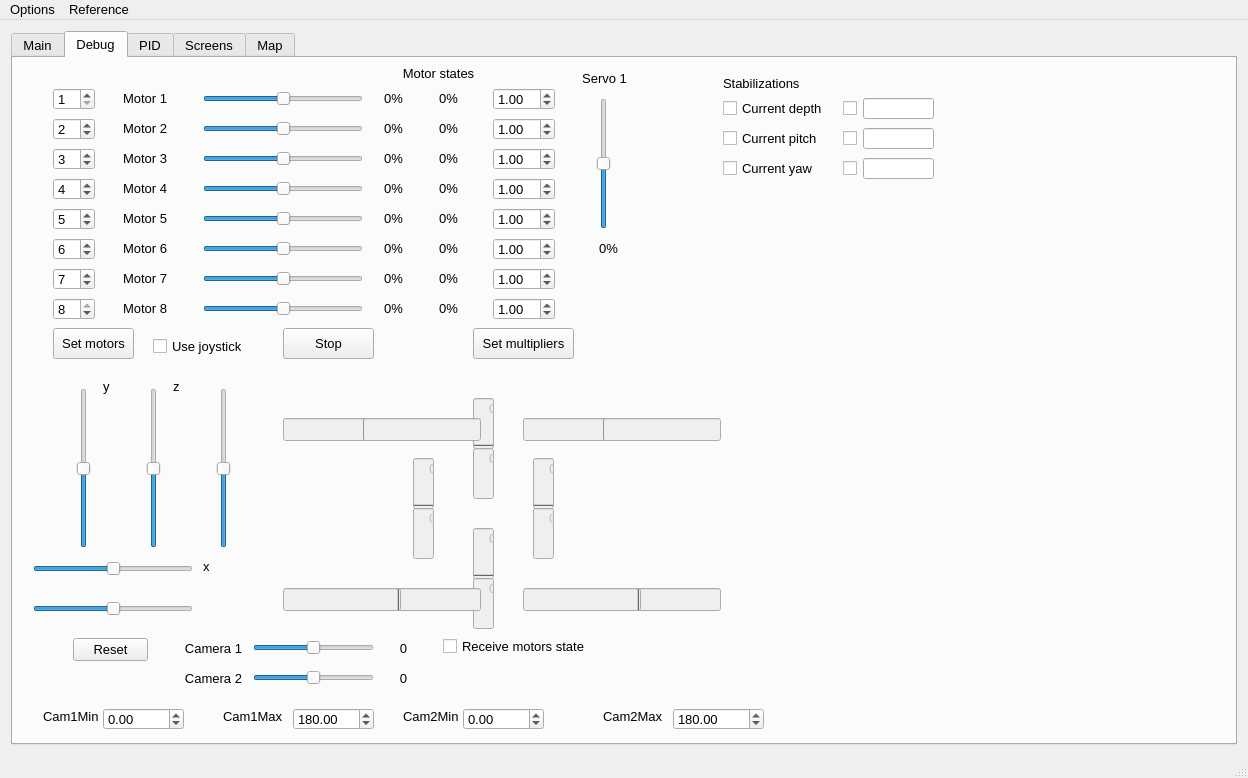
This is mainwindow.ui in robocenter-rov/remote-control as Qt 5 draws it before an edit. The edited form follows.
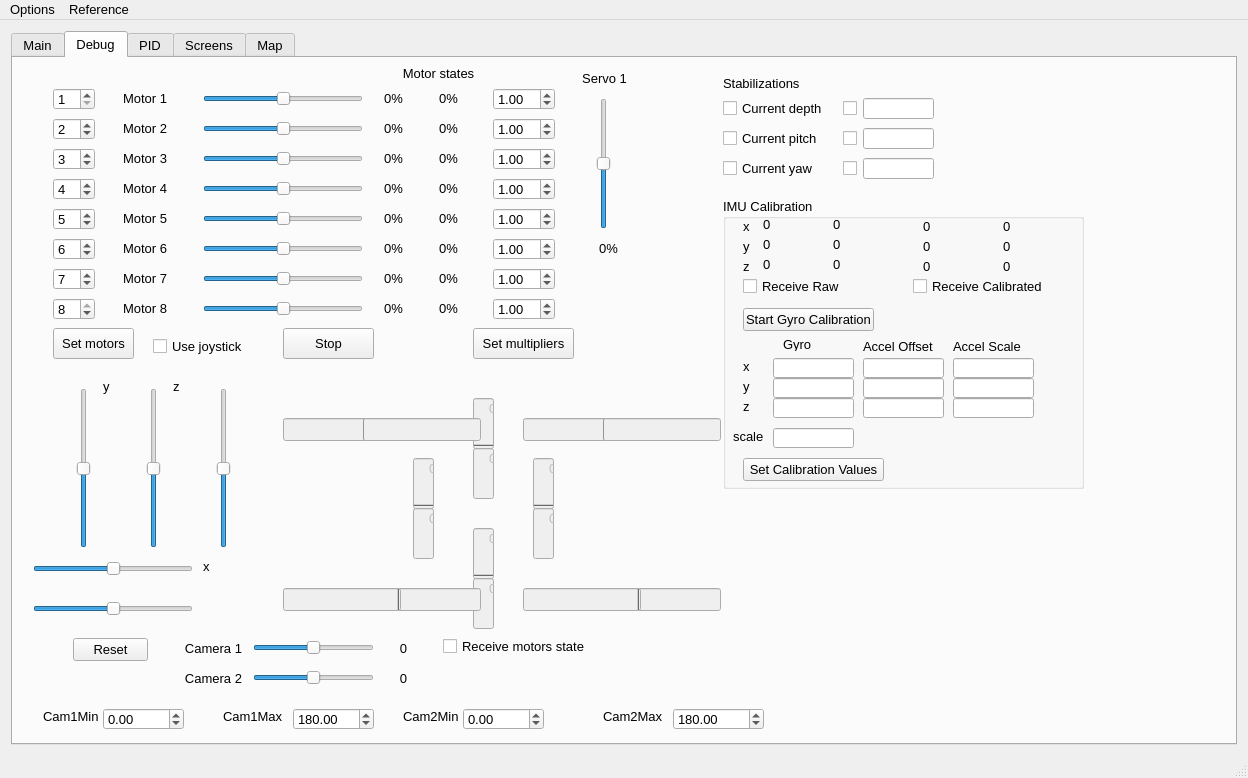
This is the edited form. The open tabs and pages were chosen to show the change. Custom widgets are drawn as their Qt base class.

Commit message: Add IMU Calibration

What changed in the file:
```diff
--- a/mainwindow.ui
+++ b/mainwindow.ui
@@ -2613,6 +2613,460 @@
          <string>z</string>
         </property>
        </widget>
+       <widget class="QGroupBox" name="groupbox_1">
+        <property name="geometry">
+         <rect>
+          <x>710</x>
+          <y>140</y>
+          <width>361</width>
+          <height>291</height>
+         </rect>
+        </property>
+        <property name="title">
+         <string>IMU Calibration</string>
+        </property>
+        <widget class="QLabel" name="label_13">
+         <property name="geometry">
+          <rect>
+           <x>20</x>
+           <y>20</y>
+           <width>16</width>
+           <height>16</height>
+          </rect>
+         </property>
+         <property name="text">
+          <string>x</string>
+         </property>
+        </widget>
+        <widget class="QLabel" name="label_14">
+         <property name="geometry">
+          <rect>
+           <x>20</x>
+           <y>40</y>
+           <width>16</width>
+           <height>16</height>
+          </rect>
+         </property>
+         <property name="text">
+          <string>y</string>
+         </property>
+        </widget>
+        <widget class="QLabel" name="label_15">
+         <property name="geometry">
+          <rect>
+           <x>20</x>
+           <y>60</y>
+           <width>16</width>
+           <height>16</height>
+          </rect>
+         </property>
+         <property name="text">
+          <string>z</string>
+         </property>
+        </widget>
+        <widget class="QLabel" name="xGyroRawValue_Label">
+         <property name="geometry">
+          <rect>
+           <x>40</x>
+           <y>20</y>
+           <width>47</width>
+           <height>13</height>
+          </rect>
+         </property>
+         <property name="text">
+          <string>0</string>
+         </property>
+        </widget>
+        <widget class="QLabel" name="yGyroRawValue_Label">
+         <property name="geometry">
+          <rect>
+           <x>40</x>
+           <y>40</y>
+           <width>47</width>
+           <height>13</height>
+          </rect>
+         </property>
+         <property name="text">
+          <string>0</string>
+         </property>
+        </widget>
+        <widget class="QLabel" name="zGyroRawValue_Label">
+         <property name="geometry">
+          <rect>
+           <x>40</x>
+           <y>60</y>
+           <width>47</width>
+           <height>13</height>
+          </rect>
+         </property>
+         <property name="text">
+          <string>0</string>
+         </property>
+        </widget>
+        <widget class="QCheckBox" name="ReceiveRawIMUValues_CheckBox">
+         <property name="geometry">
+          <rect>
+           <x>20</x>
+           <y>80</y>
+           <width>141</width>
+           <height>17</height>
+          </rect>
+         </property>
+         <property name="text">
+          <string>Receive Raw</string>
+         </property>
+        </widget>
+        <widget class="QPushButton" name="CalibrateGyro_PushButton">
+         <property name="geometry">
+          <rect>
+           <x>20</x>
+           <y>110</y>
+           <width>131</width>
+           <height>23</height>
+          </rect>
+         </property>
+         <property name="text">
+          <string>Start Gyro Calibration</string>
+         </property>
+         <property name="checkable">
+          <bool>true</bool>
+         </property>
+        </widget>
+        <widget class="QLabel" name="yAccRawValue_Label">
+         <property name="geometry">
+          <rect>
+           <x>110</x>
+           <y>40</y>
+           <width>47</width>
+           <height>13</height>
+          </rect>
+         </property>
+         <property name="text">
+          <string>0</string>
+         </property>
+        </widget>
+        <widget class="QLabel" name="zAccRawValue_Label">
+         <property name="geometry">
+          <rect>
+           <x>110</x>
+           <y>60</y>
+           <width>47</width>
+           <height>13</height>
+          </rect>
+         </property>
+         <property name="text">
+          <string>0</string>
+         </property>
+        </widget>
+        <widget class="QLabel" name="xAccRawValue_Label">
+         <property name="geometry">
+          <rect>
+           <x>110</x>
+           <y>20</y>
+           <width>47</width>
+           <height>13</height>
+          </rect>
+         </property>
+         <property name="text">
+          <string>0</string>
+         </property>
+        </widget>
+        <widget class="QLineEdit" name="xGyroOffset_LineEdit">
+         <property name="geometry">
+          <rect>
+           <x>50</x>
+           <y>160</y>
+           <width>81</width>
+           <height>20</height>
+          </rect>
+         </property>
+        </widget>
+        <widget class="QLineEdit" name="yGyroOffset_LineEdit">
+         <property name="geometry">
+          <rect>
+           <x>50</x>
+           <y>180</y>
+           <width>81</width>
+           <height>20</height>
+          </rect>
+         </property>
+        </widget>
+        <widget class="QLineEdit" name="zGyroOffset_LineEdit">
+         <property name="geometry">
+          <rect>
+           <x>50</x>
+           <y>200</y>
+           <width>81</width>
+           <height>20</height>
+          </rect>
+         </property>
+        </widget>
+        <widget class="QLineEdit" name="yAccelOffset_LineEdit">
+         <property name="geometry">
+          <rect>
+           <x>140</x>
+           <y>180</y>
+           <width>81</width>
+           <height>20</height>
+          </rect>
+         </property>
+        </widget>
+        <widget class="QLineEdit" name="xAccelOffset_LineEdit">
+         <property name="geometry">
+          <rect>
+           <x>140</x>
+           <y>160</y>
+           <width>81</width>
+           <height>20</height>
+          </rect>
+         </property>
+        </widget>
+        <widget class="QLineEdit" name="zAccelOffset_LineEdit">
+         <property name="geometry">
+          <rect>
+           <x>140</x>
+           <y>200</y>
+           <width>81</width>
+           <height>20</height>
+          </rect>
+         </property>
+        </widget>
+        <widget class="QCheckBox" name="ReceiveCalibratedIMUValues_CheckBox">
+         <property name="geometry">
+          <rect>
+           <x>190</x>
+           <y>80</y>
+           <width>141</width>
+           <height>17</height>
+          </rect>
+         </property>
+         <property name="text">
+          <string>Receive Calibrated</string>
+         </property>
+        </widget>
+        <widget class="QLabel" name="zAccCalibratedValue_Label">
+         <property name="geometry">
+          <rect>
+           <x>280</x>
+           <y>60</y>
+           <width>61</width>
+           <height>16</height>
+          </rect>
+         </property>
+         <property name="text">
+          <string>0</string>
+         </property>
+        </widget>
+        <widget class="QLabel" name="yGyroCalibratedValue_Label">
+         <property name="geometry">
+          <rect>
+           <x>200</x>
+           <y>40</y>
+           <width>61</width>
+           <height>16</height>
+          </rect>
+         </property>
+         <property name="text">
+          <string>0</string>
+         </property>
+        </widget>
+        <widget class="QLabel" name="yAccCalibratedValue_Label">
+         <property name="geometry">
+          <rect>
+           <x>280</x>
+           <y>40</y>
+           <width>61</width>
+           <height>16</height>
+          </rect>
+         </property>
+         <property name="text">
+          <string>0</string>
+         </property>
+        </widget>
+        <widget class="QLabel" name="zGyroCalibratedValue_Label">
+         <property name="geometry">
+          <rect>
+           <x>200</x>
+           <y>60</y>
+           <width>61</width>
+           <height>16</height>
+          </rect>
+         </property>
+         <property name="text">
+          <string>0</string>
+         </property>
+        </widget>
+        <widget class="QLabel" name="xAccCalibratedValue_Label">
+         <property name="geometry">
+          <rect>
+           <x>280</x>
+           <y>20</y>
+           <width>61</width>
+           <height>16</height>
+          </rect>
+         </property>
+         <property name="text">
+          <string>0</string>
+         </property>
+        </widget>
+        <widget class="QLabel" name="xGyroCalibratedValue_Label">
+         <property name="geometry">
+          <rect>
+           <x>200</x>
+           <y>20</y>
+           <width>61</width>
+           <height>16</height>
+          </rect>
+         </property>
+         <property name="text">
+          <string>0</string>
+         </property>
+        </widget>
+        <widget class="QLabel" name="label_16">
+         <property name="geometry">
+          <rect>
+           <x>20</x>
+           <y>180</y>
+           <width>16</width>
+           <height>16</height>
+          </rect>
+         </property>
+         <property name="text">
+          <string>y</string>
+         </property>
+        </widget>
+        <widget class="QLabel" name="label_17">
+         <property name="geometry">
+          <rect>
+           <x>20</x>
+           <y>200</y>
+           <width>16</width>
+           <height>16</height>
+          </rect>
+         </property>
+         <property name="text">
+          <string>z</string>
+         </property>
+        </widget>
+        <widget class="QLabel" name="label_18">
+         <property name="geometry">
+          <rect>
+           <x>20</x>
+           <y>160</y>
+           <width>16</width>
+           <height>16</height>
+          </rect>
+         </property>
+         <property name="text">
+          <string>x</string>
+         </property>
+        </widget>
+        <widget class="QLabel" name="label_19">
+         <property name="geometry">
+          <rect>
+           <x>60</x>
+           <y>140</y>
+           <width>47</width>
+           <height>13</height>
+          </rect>
+         </property>
+         <property name="text">
+          <string>Gyro</string>
+         </property>
+        </widget>
+        <widget class="QLabel" name="label_20">
+         <property name="geometry">
+          <rect>
+           <x>140</x>
+           <y>140</y>
+           <width>81</width>
+           <height>16</height>
+          </rect>
+         </property>
+         <property name="text">
+          <string>Accel Offset</string>
+         </property>
+        </widget>
+        <widget class="QLabel" name="label_21">
+         <property name="geometry">
+          <rect>
+           <x>230</x>
+           <y>140</y>
+           <width>81</width>
+           <height>16</height>
+          </rect>
+         </property>
+         <property name="text">
+          <string>Accel Scale</string>
+         </property>
+        </widget>
+        <widget class="QLineEdit" name="zAccelScale_LineEdit">
+         <property name="geometry">
+          <rect>
+           <x>230</x>
+           <y>200</y>
+           <width>81</width>
+           <height>20</height>
+          </rect>
+         </property>
+        </widget>
+        <widget class="QLineEdit" name="yAccelScale_LineEdit">
+         <property name="geometry">
+          <rect>
+           <x>230</x>
+           <y>180</y>
+           <width>81</width>
+           <height>20</height>
+          </rect>
+         </property>
+        </widget>
+        <widget class="QLineEdit" name="xAccelScale_LineEdit">
+         <property name="geometry">
+          <rect>
+           <x>230</x>
+           <y>160</y>
+           <width>81</width>
+           <height>20</height>
+          </rect>
+         </property>
+        </widget>
+        <widget class="QLineEdit" name="GyroScale_LineEdit">
+         <property name="geometry">
+          <rect>
+           <x>50</x>
+           <y>230</y>
+           <width>81</width>
+           <height>20</height>
+          </rect>
+         </property>
+        </widget>
+        <widget class="QLabel" name="label_22">
+         <property name="geometry">
+          <rect>
+           <x>10</x>
+           <y>230</y>
+           <width>31</width>
+           <height>16</height>
+          </rect>
+         </property>
+         <property name="text">
+          <string>scale</string>
+         </property>
+        </widget>
+        <widget class="QPushButton" name="setCalibrationValues_PushButton">
+         <property name="geometry">
+          <rect>
+           <x>20</x>
+           <y>260</y>
+           <width>141</width>
+           <height>23</height>
+          </rect>
+         </property>
+         <property name="text">
+          <string>Set Calibration Values</string>
+         </property>
+        </widget>
+       </widget>
       </widget>
       <widget class="QWidget" name="pidTab">
        <attribute name="title">
```
The commit also changes 2 other files.
